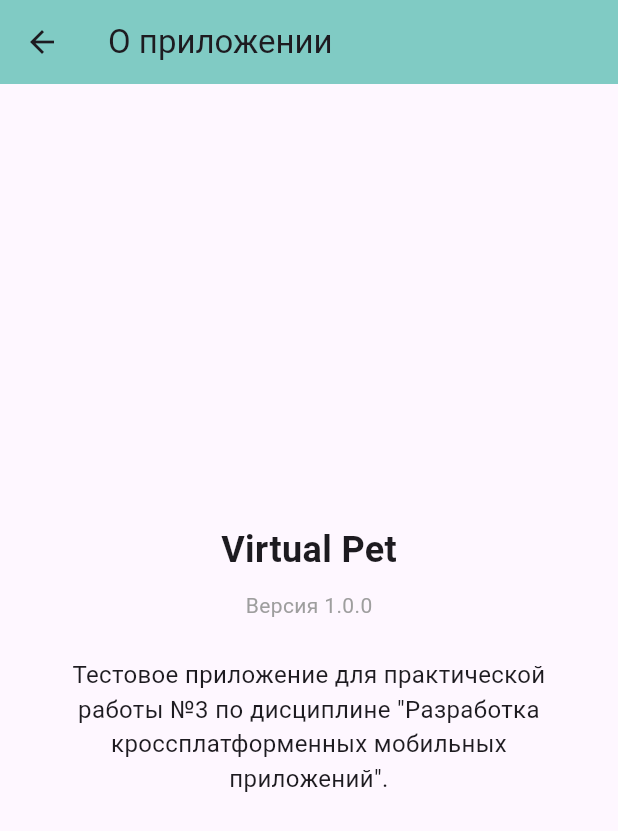
After one commit to SleepRita/flutter_pr3, a Flutter app: the screen it shows after launch, after a tap on "О приложении", on a phone screen of 412 x 824 dp. The commit adds this screen. Shown: the top 831 px of the screen. Run offline on Flutter 3.47's test engine with Material 3 defaults, Android fonts, the phone set to English and light mode, and no system bars.

Commit message:
Fourth commit

```diff
--- /dev/null
+++ b/lib/src/screens/about_screen.dart
@@ -0,0 +1,35 @@
+import 'package:flutter/material.dart';
+
+class AboutScreen extends StatelessWidget {
+  const AboutScreen({super.key});
+
+  @override
+  Widget build(BuildContext context) {
+    return Scaffold(
+      appBar: AppBar(
+        title: const Text('О приложении'),
+        backgroundColor: Colors.teal.shade200,
+      ),
+      body: const Padding(
+        padding: EdgeInsets.all(20.0),
+        child: Center(
+          child: Column(
+            mainAxisAlignment: MainAxisAlignment.center,
+            children: [
+              Text('Virtual Pet', style: TextStyle(fontSize: 24, fontWeight: FontWeight.bold)),
+              SizedBox(height: 10),
+              Text('Версия 1.0.0', style: TextStyle(color: Colors.grey)),
+              SizedBox(height: 25),
+              Text(
+                'Тестовое приложение для практической работы №3 по дисциплине "Разработка кроссплатформенных '
+                    'мобильных приложений".',
+                textAlign: TextAlign.center,
+                style: TextStyle(fontSize: 16),
+              )
+            ],
+          ),
+        ),
+      ),
+    );
+  }
+}
--- a/lib/src/screens/home_screen.dart
+++ b/lib/src/screens/home_screen.dart
@@ -1,4 +1,5 @@
 import 'package:flutter/material.dart';
+import 'about_screen.dart';
 import 'profile_screen.dart';
 
 class HomeScreen extends StatefulWidget {
@@ -75,6 +76,10 @@ class _HomeScreenState extends State<HomeScreen> {
                   onPressed: () => Navigator.push(context, MaterialPageRoute(builder: (context) => const ProfileScreen())),
                   child: const Text('Профиль'),
                 ),
+                OutlinedButton(
+                  onPressed: () => Navigator.push(context, MaterialPageRoute(builder: (context) => const AboutScreen())),
+                  child: const Text('О приложении'),
+                ),
               ],
             ),
           ],
```
